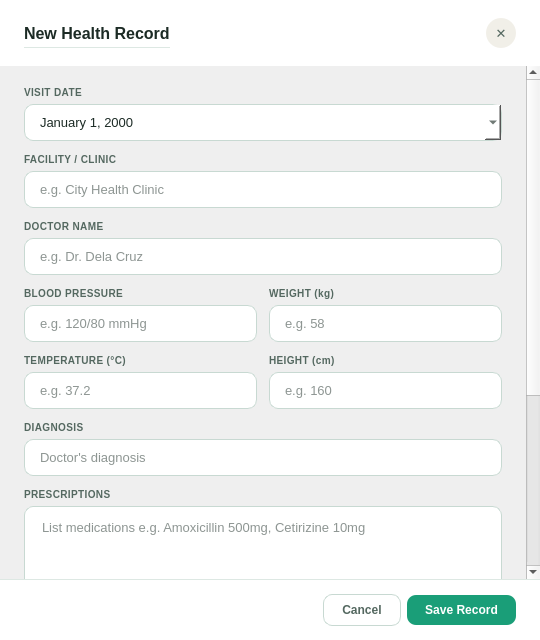
This is src/ui/dialog_add_record.ui in shasheenahdeeneillelumasag/CCC151---Group-Project as Qt 5 draws it before an edit. The edited form follows.
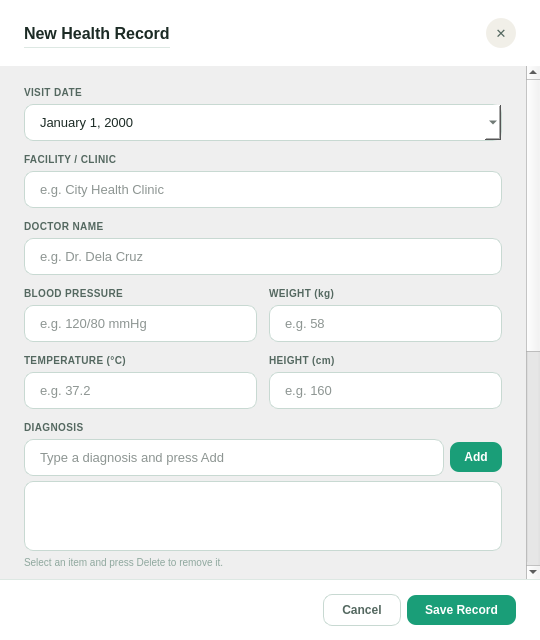
This is the edited form.

Commit message: added diagnosis CLI and made changes to record dialog box and record page

What changed in the file:
```diff
--- a/src/ui/dialog_add_record.ui
+++ b/src/ui/dialog_add_record.ui
@@ -337,9 +337,43 @@
             </widget>
            </item>
            <item>
-            <widget class="QLineEdit" name="inputDiagnosis">
-             <property name="placeholderText">
-              <string>Doctor's diagnosis</string>
+            <layout class="QHBoxLayout">
+             <property name="spacing">
+              <number>6</number>
+             </property>
+             <item>
+              <widget class="QLineEdit" name="inputDiagnosisEntry">
+               <property name="placeholderText">
+                <string>Type a diagnosis and press Add</string>
+               </property>
+              </widget>
+             </item>
+             <item>
+              <widget class="QPushButton" name="btnAddDiagnosis">
+               <property name="text">
+                <string>Add</string>
+               </property>
+               <property name="styleSheet">
+                <string>QPushButton { background: #1A9E78; color: #FFF; font-size: 12px; font-weight: 600; border: none; border-radius: 9px; padding: 8px 14px; } QPushButton:hover { background: #0D6B52; }</string>
+               </property>
+              </widget>
+             </item>
+            </layout>
+           </item>
+           <item>
+            <widget class="QListWidget" name="listDiagnosis">
+             <property name="styleSheet">
+              <string>QListWidget { border: 1px solid #C8D9D2; border-radius: 9px; padding: 4px; font-size: 13px; color: #1C2B25; background: #FFFFFF; min-height: 60px; } QListWidget::item { padding: 4px 6px; border-radius: 5px; } QListWidget::item:selected { background: #E3F5EE; color: #1C2B25; }</string>
+             </property>
+            </widget>
+           </item>
+           <item>
+            <widget class="QLabel" name="labelDiagnosisHint">
+             <property name="text">
+              <string>Select an item and press Delete to remove it.</string>
+             </property>
+             <property name="styleSheet">
+              <string>QLabel { font-size: 10px; color: #8FA89E; }</string>
              </property>
             </widget>
            </item>
@@ -361,14 +395,50 @@
             </widget>
            </item>
            <item>
-            <widget class="QTextEdit" name="inputRx">
-             <property name="placeholderText">
-              <string>List medications e.g. Amoxicillin 500mg, Cetirizine 10mg</string>
+            <layout class="QHBoxLayout">
+             <property name="spacing">
+              <number>6</number>
+             </property>
+             <item>
+              <widget class="QLineEdit" name="inputRxEntry">
+               <property name="placeholderText">
+                <string>e.g. Amoxicillin 500mg — type and press Add</string>
+               </property>
+              </widget>
+             </item>
+             <item>
+              <widget class="QPushButton" name="btnAddRx">
+               <property name="text">
+                <string>Add</string>
+               </property>
+               <property name="styleSheet">
+                <string>QPushButton { background: #1A9E78; color: #FFF; font-size: 12px; font-weight: 600; border: none; border-radius: 9px; padding: 8px 14px; } QPushButton:hover { background: #0D6B52; }</string>
+               </property>
+              </widget>
+             </item>
+            </layout>
+           </item>
+           <item>
+            <widget class="QListWidget" name="listRx">
+             <property name="styleSheet">
+              <string>QListWidget { border: 1px solid #C8D9D2; border-radius: 9px; padding: 4px; font-size: 13px; color: #1C2B25; background: #FFFFFF; min-height: 60px; } QListWidget::item { padding: 4px 6px; border-radius: 5px; } QListWidget::item:selected { background: #E3F5EE; color: #1C2B25; }</string>
+             </property>
+            </widget>
+           </item>
+           <item>
+            <widget class="QLabel" name="labelRxHint">
+             <property name="text">
+              <string>Select an item and press Delete to remove it.</string>
+             </property>
+             <property name="styleSheet">
+              <string>QLabel { font-size: 10px; color: #8FA89E; }</string>
              </property>
             </widget>
            </item>
           </layout>
          </item>
+
+         <!-- NOTES -->
          <item row="7" column="0" colspan="2">
           <layout class="QVBoxLayout">
            <property name="spacing">
@@ -393,6 +463,7 @@
            </item>
           </layout>
          </item>
+
         </layout>
        </item>
        <item>
```
Left out of the diff: 18 changed lines with no effect on the pictures. The commit also changes 22 other files.
